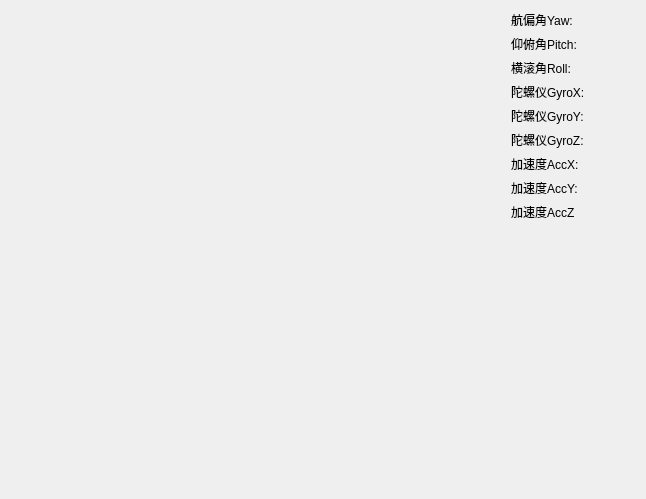
llllishuo/Vehicle_StatusMonitoring_Demo, file qt/qua_dispaly.ui: the form before one commit.
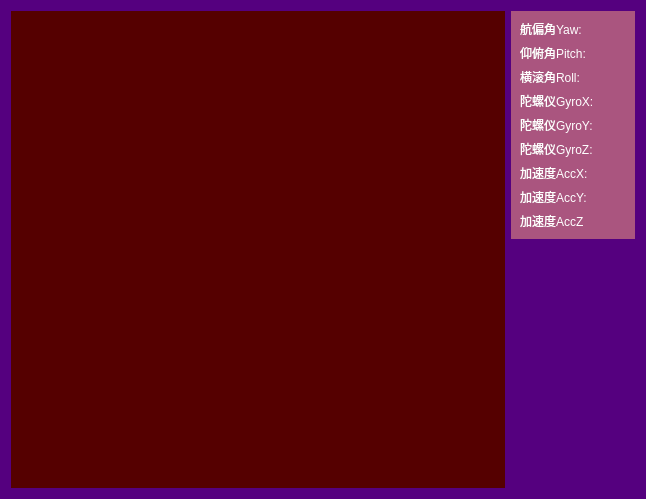
The form after the commit.

The edit to the form file:
```diff
--- a/qt/qua_dispaly.ui
+++ b/qt/qua_dispaly.ui
@@ -11,7 +11,12 @@
    </rect>
   </property>
   <property name="windowTitle">
-   <string>Form</string>
+   <string>姿态检测----请到主界面打开串口</string>
+  </property>
+  <property name="styleSheet">
+   <string notr="true">background-color: rgb(85, 0, 127);
+color: rgb(255, 255, 255);
+font: 700 9pt &quot;FiraCode Nerd Font Mono&quot;;</string>
   </property>
   <layout class="QVBoxLayout" name="verticalLayout_2">
    <item>
@@ -24,14 +29,26 @@
          <height>340</height>
         </size>
        </property>
+       <property name="styleSheet">
+        <string notr="true">background-color: rgb(85, 0, 0);</string>
+       </property>
       </widget>
      </item>
      <item>
       <layout class="QVBoxLayout" name="verticalLayout">
        <item>
+        <widget class="QWidget" name="" native="true">
+         <property name="styleSheet">
+          <string notr="true">background-color: rgb(170, 85, 127);</string>
+         </property>
         <layout class="QFormLayout" name="formLayout">
          <item row="0" column="0">
           <widget class="QLabel" name="yaw_label">
+            <property name="styleSheet">
+             <string notr="true">
+color: rgb(255, 255, 255);
+font: 700 9pt &quot;FiraCode Nerd Font Mono&quot;;</string>
+            </property>
            <property name="text">
             <string>航偏角Yaw:</string>
            </property>
@@ -39,6 +56,11 @@
          </item>
          <item row="0" column="1">
           <widget class="QLabel" name="yaw_value_label">
+            <property name="styleSheet">
+             <string notr="true">
+color: rgb(255, 255, 255);
+font: 700 9pt &quot;FiraCode Nerd Font Mono&quot;;</string>
+            </property>
            <property name="text">
             <string/>
            </property>
@@ -46,6 +68,11 @@
          </item>
          <item row="1" column="0">
           <widget class="QLabel" name="pitch_label">
+            <property name="styleSheet">
+             <string notr="true">
+color: rgb(255, 255, 255);
+font: 700 9pt &quot;FiraCode Nerd Font Mono&quot;;</string>
+            </property>
            <property name="text">
             <string>仰俯角Pitch:</string>
            </property>
@@ -53,6 +80,11 @@
          </item>
          <item row="1" column="1">
           <widget class="QLabel" name="pitch_value_label">
+            <property name="styleSheet">
+             <string notr="true">
+color: rgb(255, 255, 255);
+font: 700 9pt &quot;FiraCode Nerd Font Mono&quot;;</string>
+            </property>
            <property name="text">
             <string/>
            </property>
@@ -60,6 +92,11 @@
          </item>
          <item row="2" column="0">
           <widget class="QLabel" name="roll_label">
+            <property name="styleSheet">
+             <string notr="true">
+color: rgb(255, 255, 255);
+font: 700 9pt &quot;FiraCode Nerd Font Mono&quot;;</string>
+            </property>
            <property name="text">
             <string>横滚角Roll:</string>
            </property>
@@ -67,6 +104,11 @@
          </item>
          <item row="2" column="1">
           <widget class="QLabel" name="roll_value_label">
+            <property name="styleSheet">
+             <string notr="true">
+color: rgb(255, 255, 255);
+font: 700 9pt &quot;FiraCode Nerd Font Mono&quot;;</string>
+            </property>
            <property name="text">
             <string/>
            </property>
@@ -74,6 +116,11 @@
          </item>
          <item row="3" column="0">
           <widget class="QLabel" name="gyro_x_label">
+            <property name="styleSheet">
+             <string notr="true">
+color: rgb(255, 255, 255);
+font: 700 9pt &quot;FiraCode Nerd Font Mono&quot;;</string>
+            </property>
            <property name="text">
             <string>陀螺仪GyroX:</string>
            </property>
@@ -81,6 +128,11 @@
          </item>
          <item row="3" column="1">
           <widget class="QLabel" name="gyro_x_value_label">
+            <property name="styleSheet">
+             <string notr="true">
+color: rgb(255, 255, 255);
+font: 700 9pt &quot;FiraCode Nerd Font Mono&quot;;</string>
+            </property>
            <property name="text">
             <string/>
            </property>
@@ -88,6 +140,11 @@
          </item>
          <item row="4" column="0">
           <widget class="QLabel" name="gyro_y_label">
+            <property name="styleSheet">
+             <string notr="true">
+color: rgb(255, 255, 255);
+font: 700 9pt &quot;FiraCode Nerd Font Mono&quot;;</string>
+            </property>
            <property name="text">
             <string>陀螺仪GyroY:</string>
            </property>
@@ -95,6 +152,11 @@
          </item>
          <item row="4" column="1">
           <widget class="QLabel" name="gyro_y_value_label">
+            <property name="styleSheet">
+             <string notr="true">
+color: rgb(255, 255, 255);
+font: 700 9pt &quot;FiraCode Nerd Font Mono&quot;;</string>
+            </property>
            <property name="text">
             <string/>
            </property>
@@ -102,6 +164,11 @@
          </item>
          <item row="5" column="0">
           <widget class="QLabel" name="gyro_z_label">
+            <property name="styleSheet">
+             <string notr="true">
+color: rgb(255, 255, 255);
+font: 700 9pt &quot;FiraCode Nerd Font Mono&quot;;</string>
+            </property>
            <property name="text">
             <string>陀螺仪GyroZ:</string>
            </property>
@@ -109,6 +176,11 @@
          </item>
          <item row="5" column="1">
           <widget class="QLabel" name="gyro_z_value_label">
+            <property name="styleSheet">
+             <string notr="true">
+color: rgb(255, 255, 255);
+font: 700 9pt &quot;FiraCode Nerd Font Mono&quot;;</string>
+            </property>
            <property name="text">
             <string/>
            </property>
@@ -116,6 +188,11 @@
          </item>
          <item row="6" column="0">
           <widget class="QLabel" name="accl_x_label">
+            <property name="styleSheet">
+             <string notr="true">
+color: rgb(255, 255, 255);
+font: 700 9pt &quot;FiraCode Nerd Font Mono&quot;;</string>
+            </property>
            <property name="text">
             <string>加速度AccX:</string>
            </property>
@@ -123,6 +200,11 @@
          </item>
          <item row="6" column="1">
           <widget class="QLabel" name="accl_x_value_label">
+            <property name="styleSheet">
+             <string notr="true">
+color: rgb(255, 255, 255);
+font: 700 9pt &quot;FiraCode Nerd Font Mono&quot;;</string>
+            </property>
            <property name="text">
             <string/>
            </property>
@@ -130,6 +212,11 @@
          </item>
          <item row="7" column="0">
           <widget class="QLabel" name="accl_y_label">
+            <property name="styleSheet">
+             <string notr="true">
+color: rgb(255, 255, 255);
+font: 700 9pt &quot;FiraCode Nerd Font Mono&quot;;</string>
+            </property>
            <property name="text">
             <string>加速度AccY:</string>
            </property>
@@ -137,6 +224,11 @@
          </item>
          <item row="7" column="1">
           <widget class="QLabel" name="accl_y_value_label">
+            <property name="styleSheet">
+             <string notr="true">
+color: rgb(255, 255, 255);
+font: 700 9pt &quot;FiraCode Nerd Font Mono&quot;;</string>
+            </property>
            <property name="text">
             <string/>
            </property>
@@ -144,6 +236,11 @@
          </item>
          <item row="8" column="0">
           <widget class="QLabel" name="accl_z_label">
+            <property name="styleSheet">
+             <string notr="true">
+color: rgb(255, 255, 255);
+font: 700 9pt &quot;FiraCode Nerd Font Mono&quot;;</string>
+            </property>
            <property name="text">
             <string>加速度AccZ</string>
            </property>
@@ -151,12 +248,18 @@
          </item>
          <item row="8" column="1">
           <widget class="QLabel" name="accl_z_value_label">
+            <property name="styleSheet">
+             <string notr="true">
+color: rgb(255, 255, 255);
+font: 700 9pt &quot;FiraCode Nerd Font Mono&quot;;</string>
+            </property>
            <property name="text">
             <string/>
            </property>
           </widget>
          </item>
         </layout>
+        </widget>
        </item>
        <item>
         <spacer name="verticalSpacer">
```
Lines whose indentation alone changed are shown as unchanged.
